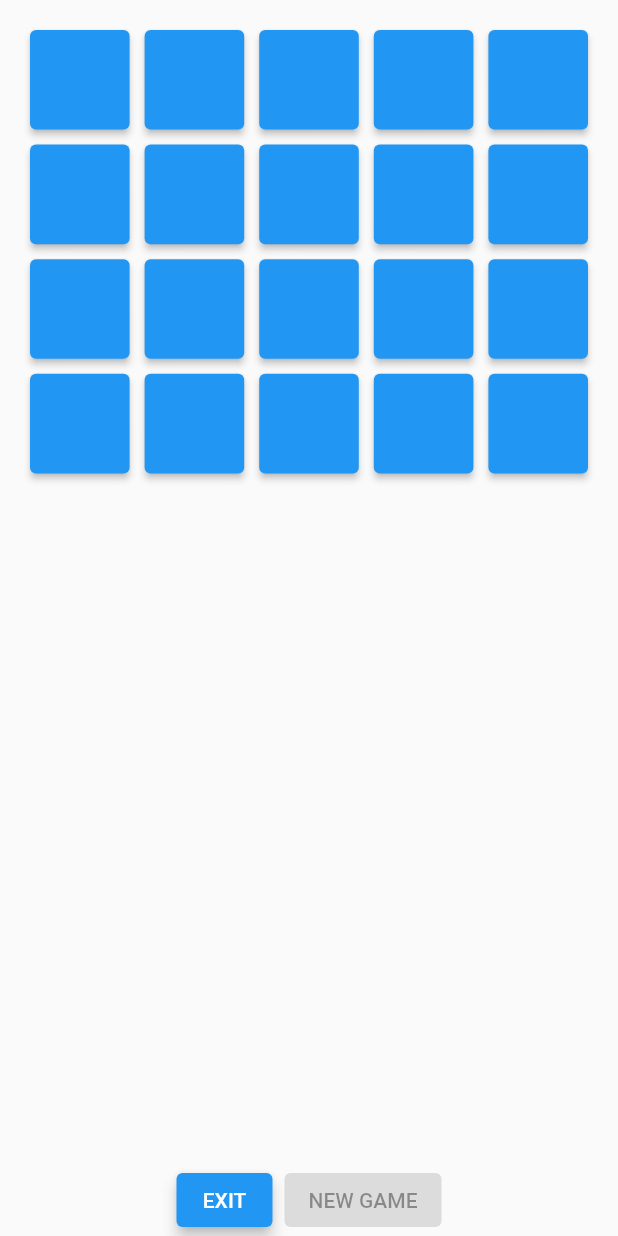
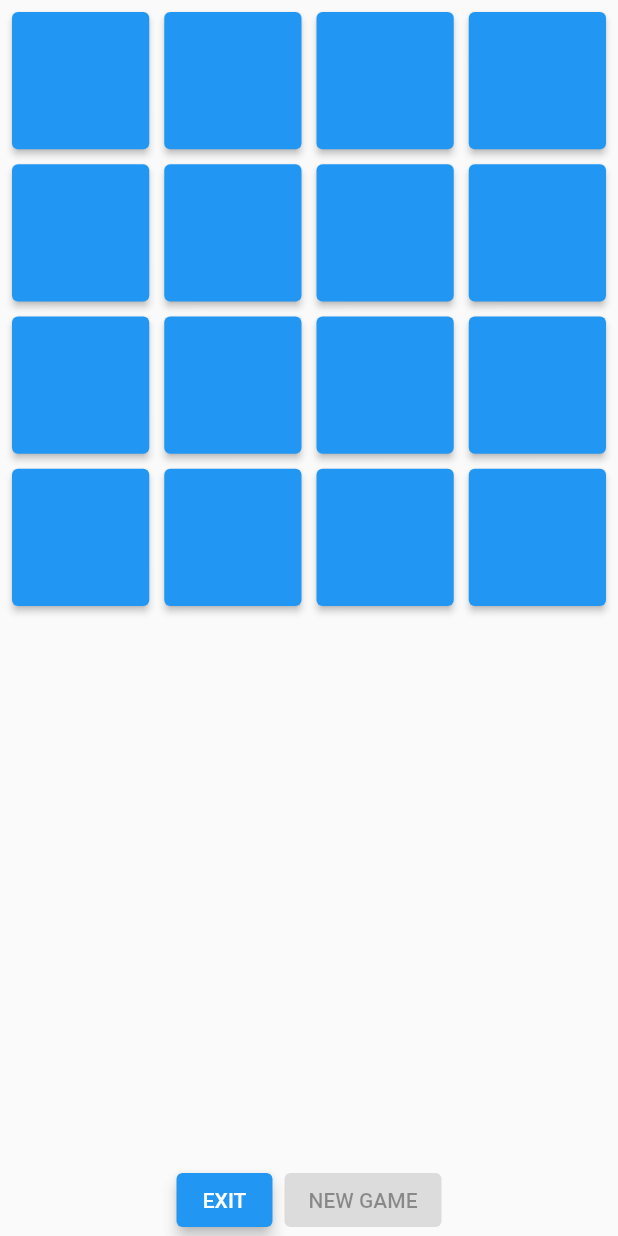
Before and after one commit to shadzhiyski/deck_cards_matching, a Flutter app: the screen it shows after launch, after a tap on "Play", on a phone screen of 412 x 824 dp. Run offline on Flutter 3.47's test engine with Material 2 defaults, Android fonts, the phone set to English and light mode, and no system bars; our stand-ins replace shared_preferences.

Commit message:
Items design changed.

```diff
--- a/lib/matching/models/game_view_model.dart
+++ b/lib/matching/models/game_view_model.dart
@@ -32,7 +32,7 @@ class GameViewModel with ChangeNotifier {
   }
 
   void _fillItems() {
-    var uniqueItemsCount = _difficulty == Difficulty.Easy ? 10 : 20;
+    var uniqueItemsCount = _difficulty == Difficulty.Easy ? 8 : 16;
     _items = itemsService
         .getRandomItems(uniqueItemsCount)
         .map((info) => ItemViewModel(info: info))
--- a/lib/matching/widgets/game_playground.dart
+++ b/lib/matching/widgets/game_playground.dart
@@ -19,13 +19,13 @@ class GamePlayground extends StatelessWidget {
       child: OrientationBuilder(
         builder: (context, orientation) => GridView.count(
           primary: false,
-          padding: const EdgeInsets.all(20),
+          padding: const EdgeInsets.all(8),
           crossAxisSpacing: 10,
           mainAxisSpacing: 10,
           crossAxisCount:
               MediaQuery.of(context).orientation == Orientation.landscape
                   ? 8
-                  : 5,
+                  : 4,
           children: gameModel.items
               .map<Widget>(
                 (itemModel) => Item(
```
Also changed, not shown: lib/matching/widgets/item_face_up.dart (+9 -2 lines).
